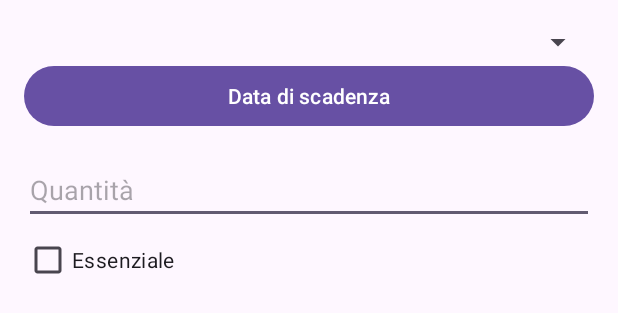
After one commit to lucamenee/GF_android, an Android app: the layout dialog_add_alimento.xml on its own in the app's theme, with its tools: preview values and no code run, on a phone screen of 412 x 824 dp. The commit adds this screen. Shown: the top 313 px of the screen. Run offline under Robolectric (Android 15) with nearby library versions, the phone set to English and light mode, and no system bars; network calls fail.

Commit message:
addAlimento

```diff
--- /dev/null
+++ b/app/src/main/res/layout/dialog_add_alimento.xml
@@ -0,0 +1,40 @@
+<?xml version="1.0" encoding="utf-8"?>
+<LinearLayout xmlns:android="http://schemas.android.com/apk/res/android"
+
+    android:layout_width="match_parent"
+    android:layout_height="wrap_content"
+    android:orientation="vertical"
+    android:padding="16dp"
+    android:scrollbars="vertical">
+
+
+    <Spinner
+        android:id="@+id/et_product_name"
+        android:layout_width="match_parent"
+        android:layout_height="wrap_content"
+        />
+
+    <!-- DatePicker  -->
+    <Button
+        android:id="@+id/btn_select_date"
+        android:layout_width="match_parent"
+        android:layout_height="wrap_content"
+        android:text="Data di scadenza"
+        android:layout_marginBottom="16dp" />
+
+    <!-- Quantity  -->
+    <EditText
+        android:id="@+id/et_quantity"
+        android:layout_width="match_parent"
+        android:layout_height="wrap_content"
+        android:hint="Quantità"
+        android:inputType="number" />
+
+    <!-- Essential Checkbox -->
+    <CheckBox
+        android:id="@+id/cb_essential"
+        android:layout_width="wrap_content"
+        android:layout_height="wrap_content"
+        android:text="Essenziale" />
+
+</LinearLayout>
```
Also changed, not shown: app/src/main/java/com/example/gf_android/AddAlimento.java (added, +93 -0 lines), app/src/main/java/com/example/gf_android/Api/Types/Alimento.java (+7 -1 lines), app/src/main/java/com/example/gf_android/MainActivity.java (+5 -2 lines).
